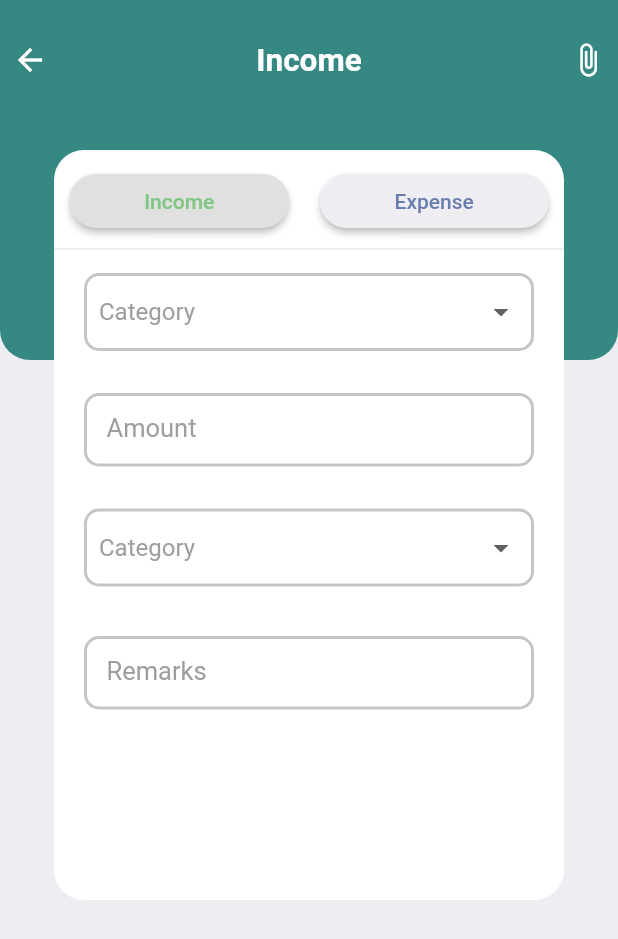
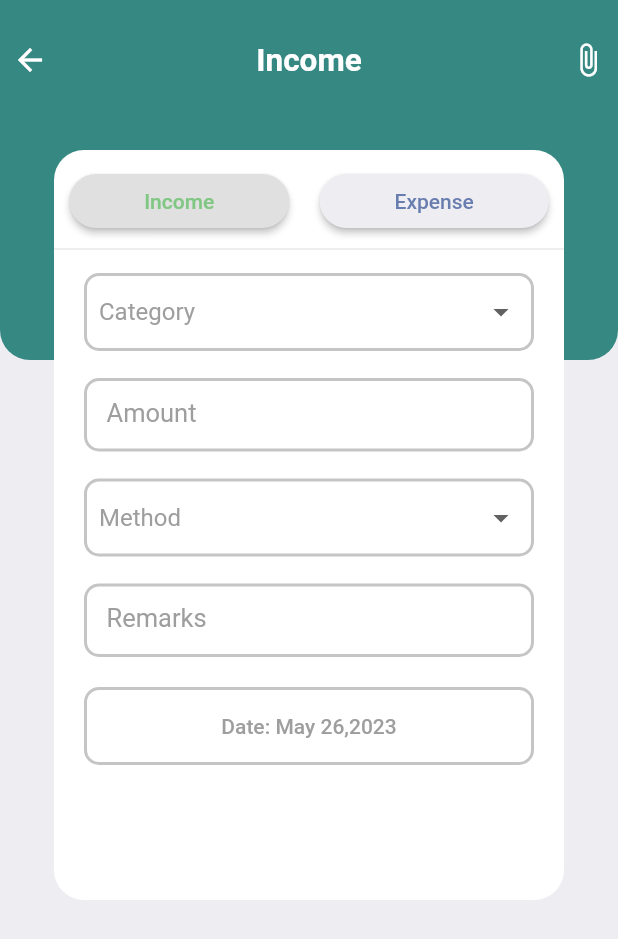
Before and after one commit to Aryog/FundFlow, a Flutter app: the AppAddScreen screen opened directly, on a phone screen of 412 x 824 dp. Shown: the top 939 px of the screen. Run offline on Flutter 3.47's test engine with Material 2 defaults, Android fonts, the phone set to English and light mode, and no system bars; our stand-ins replace fluentui_icons, flutter_svg, gap, get, syncfusion_flutter_charts.

Commit message:
added the date picker feature

```diff
--- a/lib/pages/addTransac.dart
+++ b/lib/pages/addTransac.dart
@@ -3,6 +3,7 @@ import 'dart:math';
 import 'package:flutter/material.dart';
 import 'package:fundflow/utils/app_layout.dart';
 import 'package:fundflow/utils/app_styles.dart';
+import 'package:fundflow/utils/app_utilities.dart';
 import 'package:gap/gap.dart';
 
 class AppAddScreen extends StatefulWidget {
@@ -13,6 +14,7 @@ class AppAddScreen extends StatefulWidget {
 }
 
 class _AppAddScreenState extends State<AppAddScreen> {
+  DateTime date = DateTime.now();
   int activeIndex = 0;
   String? selectedItem;
   String? selectedMethod;
@@ -131,12 +133,38 @@ class _AppAddScreenState extends State<AppAddScreen> {
                 activeIndex == 0
                     ? category(_itemIn, false)
                     : category(_itemEx, false),
+                Gap(AppLayout.getHeight(10)),
+                inputRemarks("Amount", true),
+                Gap(AppLayout.getHeight(10)),
+                category(_method, true),
+                Gap(AppLayout.getHeight(10)),
+                inputRemarks("Remarks", false),
                 Gap(AppLayout.getHeight(20)),
-                inputRemarks("Amount", true),
-                Gap(AppLayout.getHeight(20)),
-                category(_method, true),
-                Gap(AppLayout.getHeight(25)),
-                inputRemarks("Remarks", false),
+                Container(
+                  decoration: BoxDecoration(
+                    borderRadius:
+                        BorderRadius.circular(AppLayout.getHeight(10)),
+                    border: Border.all(width: 2, color: Color(0xffc5c5c5)),
+                  ),
+                  width: AppLayout.getHeight(300),
+                  child: TextButton(
+                    onPressed: () async {
+                      DateTime? newDate = await showDatePicker(
+                          context: context,
+                          initialDate: date,
+                          firstDate: DateTime(2000),
+                          lastDate: DateTime(2050));
+                      if (newDate == Null) return;
+                      setState(() {
+                        date = newDate!;
+                      });
+                    },
+                    child: Text(
+                      "Date: ${Utils.getMonth(date.month)} ${date.day},${date.year}",
+                      style: Styles.headLineStyle4,
+                    ),
+                  ),
+                )
               ]),
             ),
           )
@@ -218,7 +246,7 @@ class _AppAddScreenState extends State<AppAddScreen> {
                   ))
               .toList(),
           hint: Text(
-            'Category',
+            isMethod ? 'Method' : 'Category',
             style: TextStyle(color: Colors.grey),
           ),
           dropdownColor: Colors.white,
--- /dev/null
+++ b/lib/utils/app_utilities.dart
@@ -0,0 +1,32 @@
+class Utils {
+  static String getMonth(int month) {
+    switch (month) {
+      case DateTime.january:
+        return 'Jan';
+      case DateTime.february:
+        return 'Feb';
+      case DateTime.march:
+        return 'Mar';
+      case DateTime.april:
+        return 'Apr';
+      case DateTime.may:
+        return 'May';
+      case DateTime.june:
+        return 'Jun';
+      case DateTime.july:
+        return 'Jul';
+      case DateTime.august:
+        return 'Aug';
+      case DateTime.september:
+        return 'Sep';
+      case DateTime.october:
+        return 'Oct';
+      case DateTime.november:
+        return 'Nov';
+      case DateTime.december:
+        return 'Dec';
+      default:
+        return '';
+    }
+  }
+}
```
